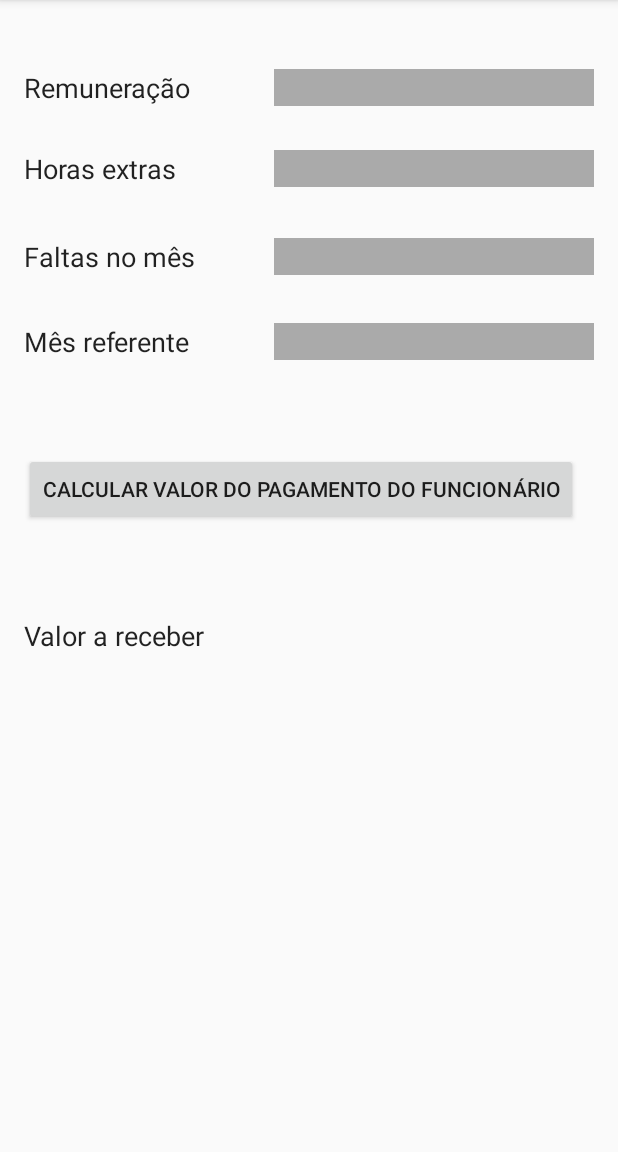
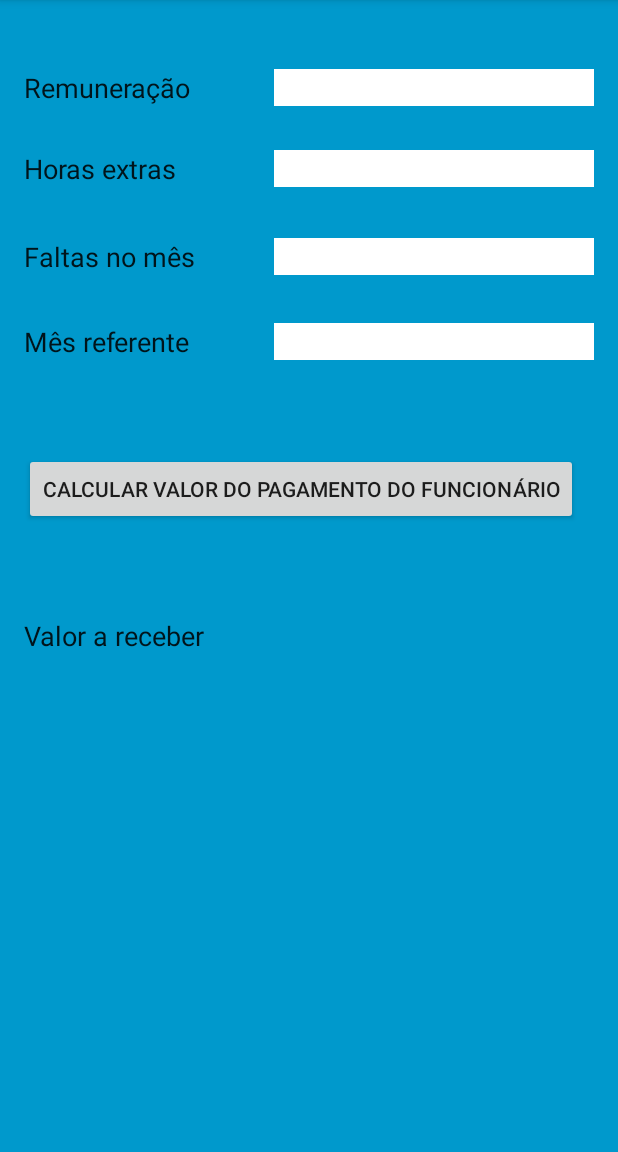
Before and after one commit to Allaph/Folha-de-Pagamento, an Android app: the FolhaDePagamentoActivity screen opened directly, with no data from a screen before it, on a phone screen of 412 x 824 dp, the part 84-1236 px from its top. Run offline under Robolectric (Android 15) with nearby library versions, the phone set to English and light mode, and no system bars.

Commit message:
alteracao cor

```diff
--- a/app/src/main/res/layout/activity_folha_de_pagamento.xml
+++ b/app/src/main/res/layout/activity_folha_de_pagamento.xml
@@ -8,7 +8,8 @@
     android:paddingLeft="@dimen/activity_horizontal_margin"
     android:paddingRight="@dimen/activity_horizontal_margin"
     android:paddingTop="@dimen/activity_vertical_margin"
-    tools:context="folhadepagamento.cursoandroid.com.folhadepagamento.FolhaDePagamentoActivity">
+    tools:context="folhadepagamento.cursoandroid.com.folhadepagamento.FolhaDePagamentoActivity"
+    android:background="@android:color/holo_blue_dark">
 
     <TextView
         android:text="Valor a receber"
@@ -30,7 +31,7 @@
         android:layout_alignTop="@+id/textView6"
         android:layout_alignParentEnd="true"
         android:id="@+id/valorSalarioId"
-        android:background="@android:color/darker_gray" />
+        android:background="@android:color/background_light" />
 
 
     <EditText
@@ -40,7 +41,7 @@
         android:ems="10"
         android:layout_marginTop="34dp"
         android:id="@+id/faltasMensaisId"
-        android:background="@android:color/darker_gray"
+        android:background="@android:color/background_light"
         android:layout_below="@+id/horaExtraId"
         android:layout_alignParentEnd="true" />
 
@@ -50,7 +51,7 @@
         android:inputType="textPersonName"
         android:ems="10"
         android:id="@+id/mesReferenteId"
-        android:background="@android:color/darker_gray"
+        android:background="@android:color/background_light"
         android:layout_marginTop="32dp"
         android:layout_below="@+id/faltasMensaisId"
         android:layout_alignParentEnd="true" />
@@ -99,7 +100,7 @@
         android:inputType="number"
         android:ems="10"
         android:id="@+id/horaExtraId"
-        android:background="@android:color/darker_gray"
+        android:background="@android:color/background_light"
         android:layout_marginTop="84dp"
         android:layout_alignParentTop="true"
         android:layout_alignParentEnd="true" />
--- a/app/src/main/res/layout/activity_main.xml
+++ b/app/src/main/res/layout/activity_main.xml
@@ -8,7 +8,8 @@
     android:paddingLeft="20dp"
     android:paddingRight="@dimen/activity_horizontal_margin"
     android:paddingTop="@dimen/activity_vertical_margin"
-    tools:context="folhadepagamento.cursoandroid.com.folhadepagamento.MainActivity">
+    tools:context="folhadepagamento.cursoandroid.com.folhadepagamento.MainActivity"
+    android:background="@android:color/holo_blue_dark">
 
     <Button
         android:text="Acessar folha do funcionário"
@@ -34,7 +35,7 @@
         android:inputType="textPersonName"
         android:ems="10"
         android:id="@+id/nomeFuncionarioId"
-        android:background="@android:color/darker_gray"
+        android:background="@android:color/background_light"
         android:layout_marginTop="87dp"
         android:layout_alignParentTop="true"
         android:layout_alignParentEnd="true"
```
